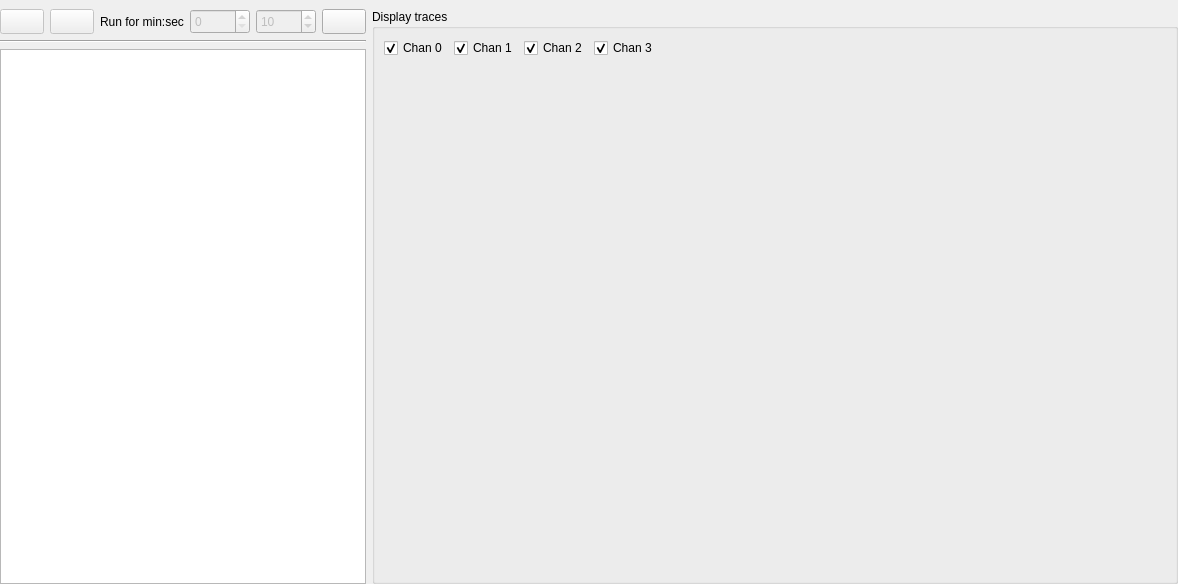
This is gui/daq/form_list_daq.ui in usnistgov/qpx-gamma as Qt 5 draws it before an edit. The edited form follows.
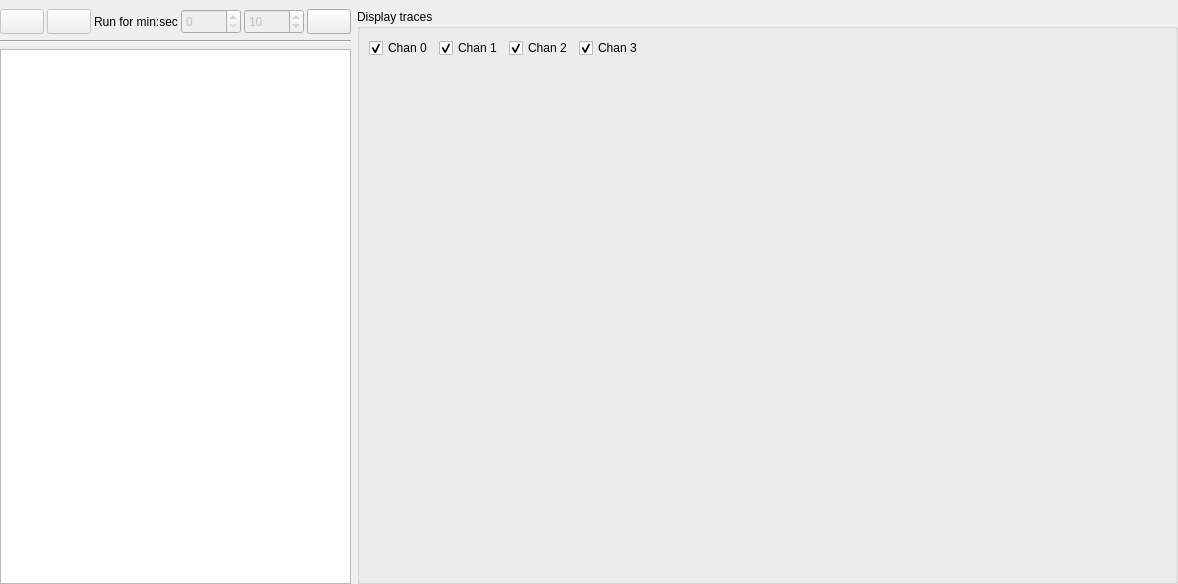
This is the edited form. Icons and pictures are not drawn. Custom widgets are drawn as their Qt base class.

What changed in the file:
```diff
--- a/gui/daq/form_list_daq.ui
+++ b/gui/daq/form_list_daq.ui
@@ -37,6 +37,9 @@
      </property>
      <item>
       <layout class="QHBoxLayout" name="horizontalLayout_28">
+       <property name="spacing">
+        <number>3</number>
+       </property>
        <item>
         <widget class="QPushButton" name="pushListStart">
          <property name="enabled">
```
Left out of the diff: 10 changed lines with no effect on the pictures.
